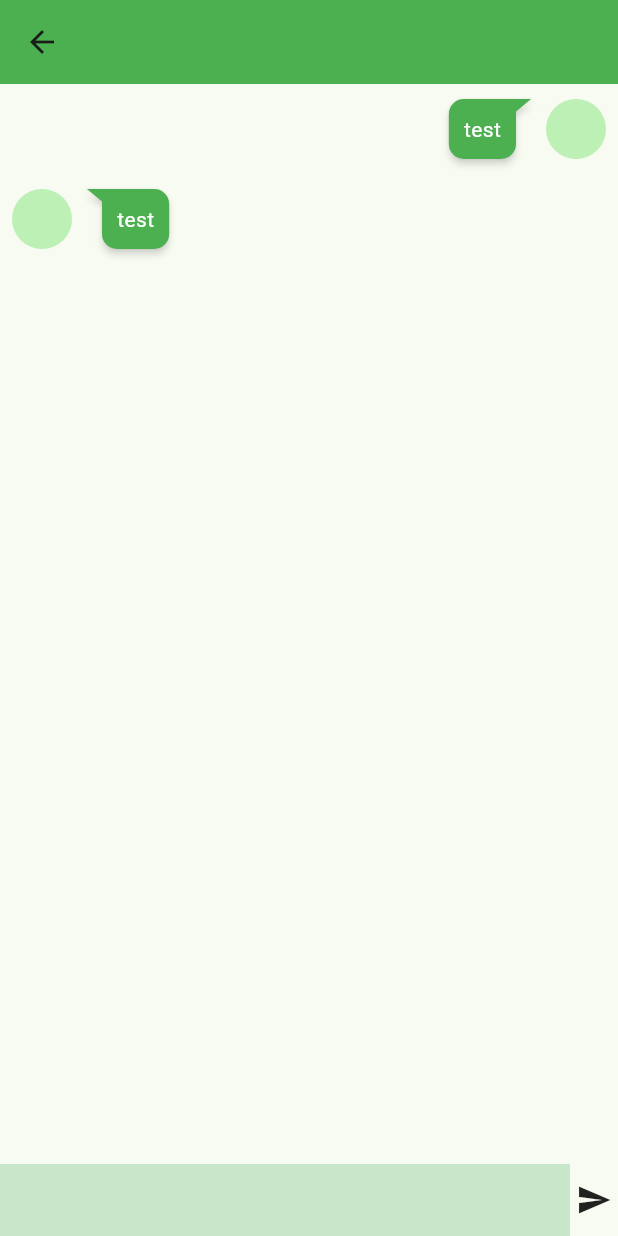
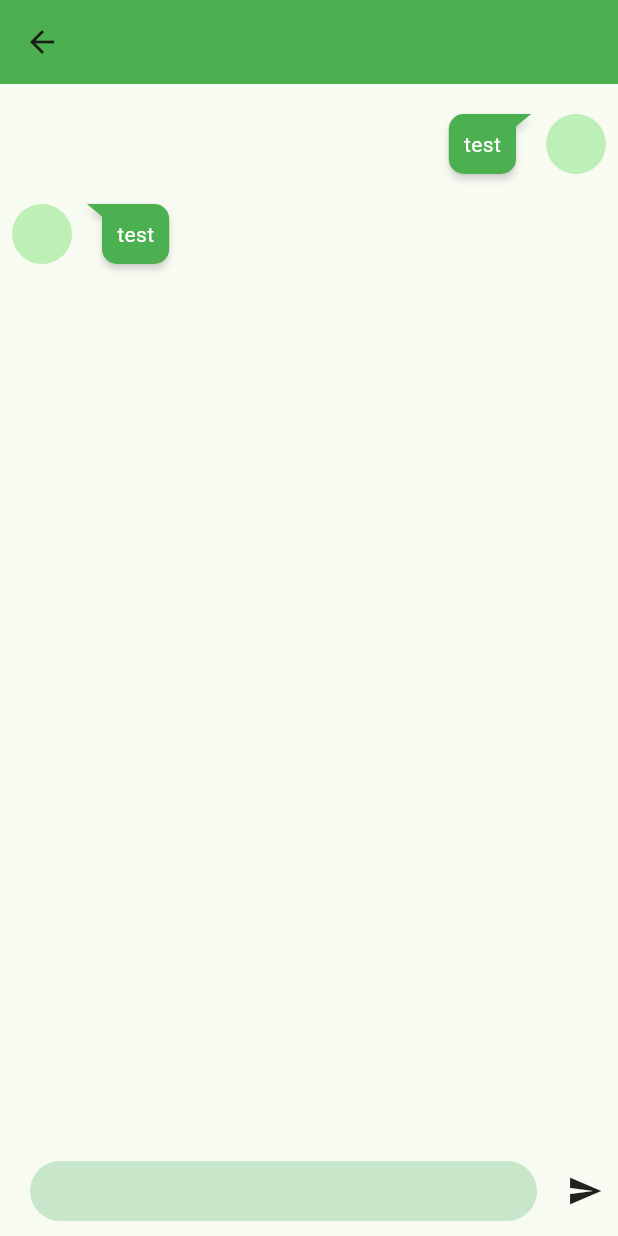
Before and after one commit to k984530/palnts, a Flutter app: the screen it shows after launch, after a tap on the "message" icon, on a phone screen of 412 x 824 dp. Run offline on Flutter 3.47's test engine with Material 2 defaults, Android fonts, the phone set to English and light mode, and no system bars; drawn by our look-alikes of flutter_chat_bubble; our stand-ins replace get; missing offline and left inert: kakao_map_plugin.

Commit message:
[ADD] 좋아요 Btn, Star Btn

```diff
--- a/lib/Screens/ChatScreen.dart
+++ b/lib/Screens/ChatScreen.dart
@@ -12,6 +12,9 @@ class ChatScreen extends StatelessWidget {
       ),
       body: Column(
         children: [
+          SizedBox(
+            height: 10,
+          ),
           Row(
             mainAxisAlignment: MainAxisAlignment.end,
             children: [
@@ -61,16 +64,24 @@ class ChatScreen extends StatelessWidget {
           Row(
             children: [
               Flexible(
-                child: TextField(
-                  decoration: InputDecoration(
-                    border: InputBorder.none,
-                    filled: true,
-                    fillColor: Colors.green[100],
+                child: Container(
+                  height: 40,
+                  margin: EdgeInsets.only(bottom: 10, left: 20, right: 20),
+                  child: TextField(
+                    decoration: InputDecoration(
+                      enabledBorder: OutlineInputBorder(
+                          borderSide: BorderSide.none,
+                          borderRadius: BorderRadius.circular(25)),
+                      border: InputBorder.none,
+                      filled: true,
+                      fillColor: Colors.green[100],
+                    ),
                   ),
                 ),
               ),
               Container(
-                margin: EdgeInsets.symmetric(horizontal: 4),
+                margin: EdgeInsets.only(right: 10, bottom: 10),
+                alignment: Alignment.center,
                 child: Icon(Icons.send),
               )
             ],
--- a/lib/Screens/PlantProfileScreen.dart
+++ b/lib/Screens/PlantProfileScreen.dart
@@ -41,8 +41,40 @@ class PlantProfileScreen extends StatelessWidget {
               decoration: BoxDecoration(
                   color: Colors.amber, borderRadius: BorderRadius.circular(10)),
             ),
+            Row(
+              mainAxisAlignment: MainAxisAlignment.end,
+              children: [
+                Container(
+                  width: 35,
+                  height: 35,
+                  margin: EdgeInsets.only(right: 10),
+                  decoration: BoxDecoration(
+                    color: Colors.brown,
+                    borderRadius: BorderRadius.circular(15),
+                  ),
+                  child: Icon(
+                    Icons.star,
+                    color: Colors.yellow,
+                  ),
+                ),
+                Container(
+                  width: 35,
+                  height: 35,
+                  margin: EdgeInsets.only(right: 20),
+                  decoration: BoxDecoration(
+                    color: Colors.brown,
+                    borderRadius: BorderRadius.circular(15),
+                  ),
+                  child: Icon(
+                    Icons.favorite,
+                    size: 20,
+                    color: Colors.red,
+                  ),
+                ),
+              ],
+            ),
             Container(
-              margin: EdgeInsets.only(left: 20, right: 20, top: 30, bottom: 10),
+              margin: EdgeInsets.only(left: 20, right: 20, top: 10, bottom: 10),
               padding: EdgeInsets.all(10),
               alignment: Alignment.centerLeft,
               decoration: BoxDecoration(
```
